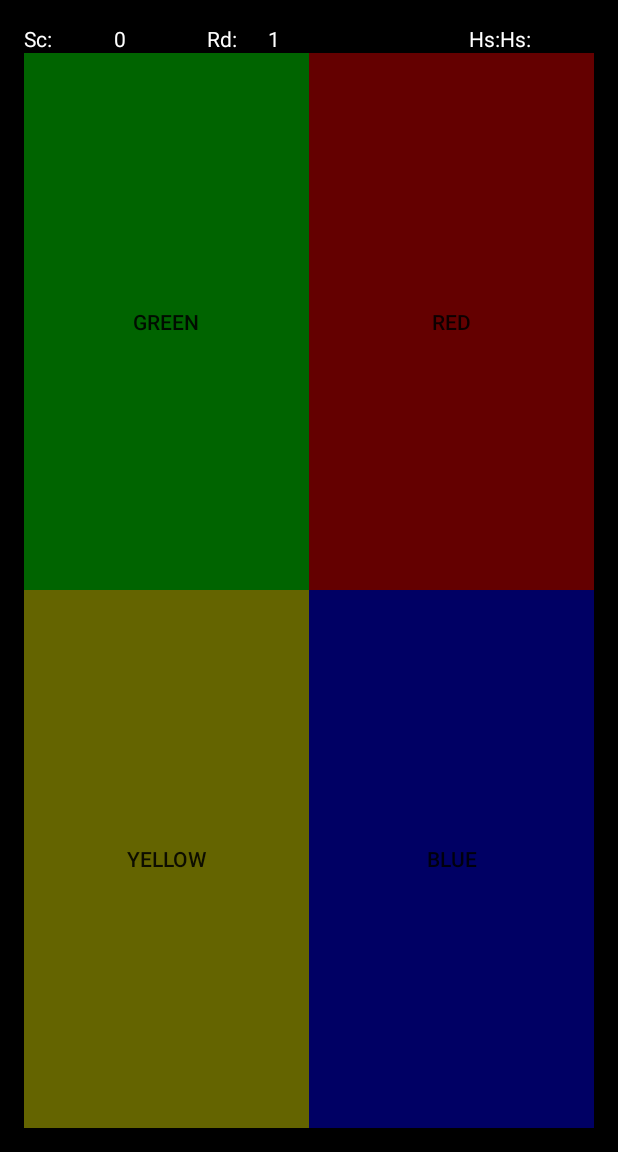
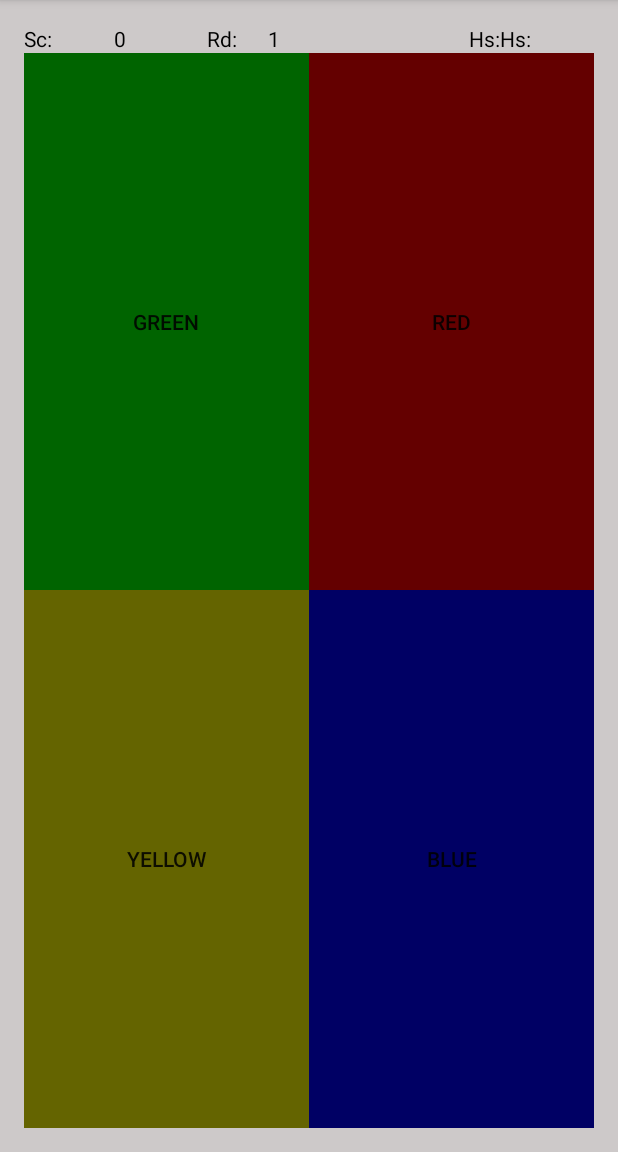
Before and after one commit to sjannes/Simon-master, an Android app: the screen it shows after launch (Simon), after a tap on "NEW GAME", on a phone screen of 412 x 824 dp, the part 84-1236 px from its top. Run offline under Robolectric (Android 15) with nearby library versions, the phone set to English and light mode, and no system bars.

Commit message:
main activity

```diff
--- a/app/src/main/java/com/example/thomas/simon/main_activityFragment.java
+++ b/app/src/main/java/com/example/thomas/simon/main_activityFragment.java
@@ -7,6 +7,7 @@ import android.view.LayoutInflater;
 import android.view.View;
 import android.view.ViewGroup;
 import android.widget.Button;
+import android.widget.ImageView;
 
 /**
  * A placeholder fragment containing a simple view.
@@ -14,15 +15,12 @@ import android.widget.Button;
 public class main_activityFragment extends Fragment {
 
     public main_activityFragment() {
+        ImageView image;
     }
 
     @Override
     public void onCreate(Bundle savedInstanceState) {
         super.onCreate(savedInstanceState);
-//        setContentView(R.layout.activity_simon);
-//        Button button0 = (Button) findViewById(R.id.button_green);
-//        Button button1 = (Button) findViewById(R.id.button_green);
-//        Button[] buttons = {button0, button1};
     }
 
     @Override
@@ -32,10 +30,13 @@ public class main_activityFragment extends Fragment {
         Button newGame = (Button)rootView.findViewById(R.id.newGame);
         Button settings = (Button)rootView.findViewById(R.id.settings);
         Button leaderBoard = (Button)rootView.findViewById(R.id.leaderboard);
+        ImageView image=(ImageView)rootView.findViewById(R.id.imageView);
 
         newGame.setOnClickListener(createOnClickListener(Simon.class));
         leaderBoard.setOnClickListener(createOnClickListener(Leaderboard.class));
+
         return rootView;
+
     }
 
     public View.OnClickListener createOnClickListener(final Class next)
--- a/app/src/main/res/layout/fragment_simon.xml
+++ b/app/src/main/res/layout/fragment_simon.xml
@@ -5,21 +5,21 @@
     android:paddingRight="@dimen/activity_horizontal_margin"
     android:paddingTop="@dimen/activity_vertical_margin"
     android:paddingBottom="@dimen/activity_vertical_margin" tools:context=".SimonFragment"
-    android:background="#000000">
+    android:background="#cdc9c9">
 
 
     <LinearLayout
         android:orientation="horizontal"
         android:layout_width="match_parent"
         android:layout_height="wrap_content"
-        android:background="#000000">
+        android:background="#cdc9c9">
         <TextView
             android:layout_width="wrap_content"
             android:layout_height="wrap_content"
             android:gravity="start"
             android:text="@string/score_label"
             android:layout_weight="1"
-            android:textColor="#ffffff" />
+            android:textColor="#000000" />
 
         <TextView
             android:layout_width="0dp"
@@ -28,7 +28,7 @@
             android:text="@string/zero"
             android:layout_weight="1"
             android:id="@+id/score"
-            android:textColor="#ffffff" />
+            android:textColor="#000000" />
 
         <TextView
             android:layout_width="wrap_content"
@@ -36,7 +36,7 @@
             android:gravity="center"
             android:text="@string/round_label"
             android:layout_weight="1"
-            android:textColor="#ffffff" />
+            android:textColor="#000000" />
 
         <TextView
             android:layout_width="wrap_content"
@@ -45,7 +45,7 @@
             android:text="@string/zero"
             android:layout_weight="1"
             android:id="@+id/round"
-            android:textColor="#ffffff" />
+            android:textColor="#000000" />
 
         <TextView
             android:layout_width="wrap_content"
@@ -53,7 +53,7 @@
             android:gravity="end"
             android:text="@string/highscore_label"
             android:layout_weight="2"
-            android:textColor="#ffffff" />
+            android:textColor="#000000" />
 
         <TextView
             android:layout_width="wrap_content"
@@ -62,7 +62,7 @@
             android:text="@string/highscore_label"
             android:layout_weight="1"
             android:id="@+id/highScore"
-            android:textColor="#ffffff" />
+            android:textColor="#000000" />
 
     </LinearLayout>
 
```
Also changed, not shown: app/src/main/res/layout/fragment_main_activity.xml (+24 -6 lines).
